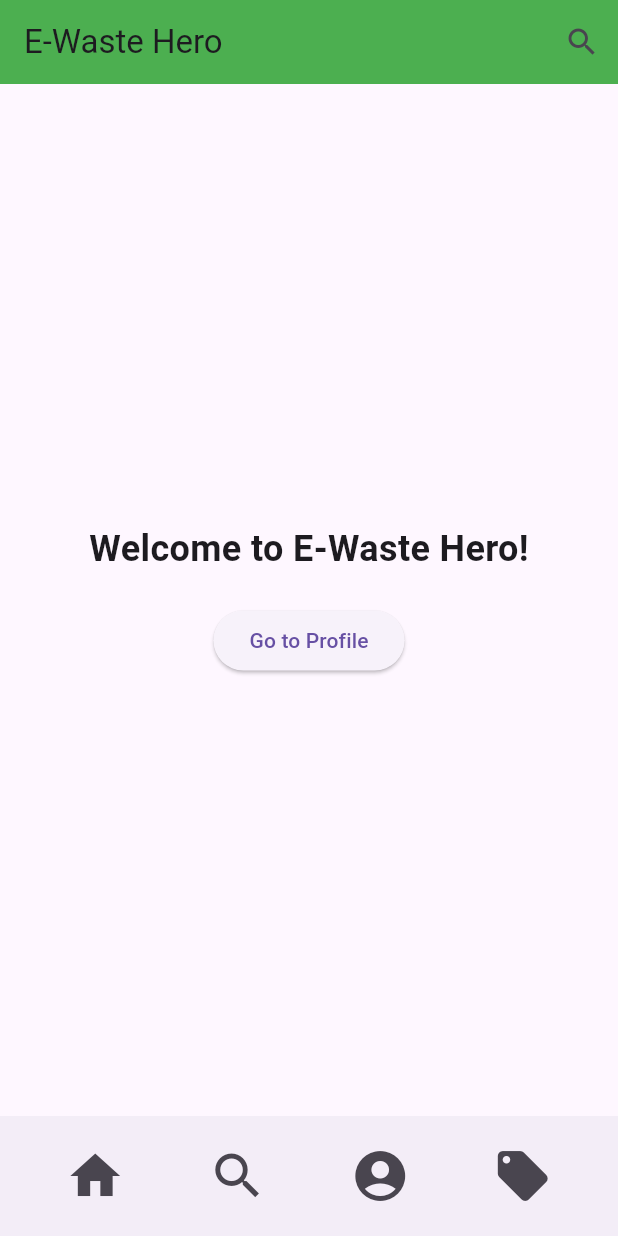
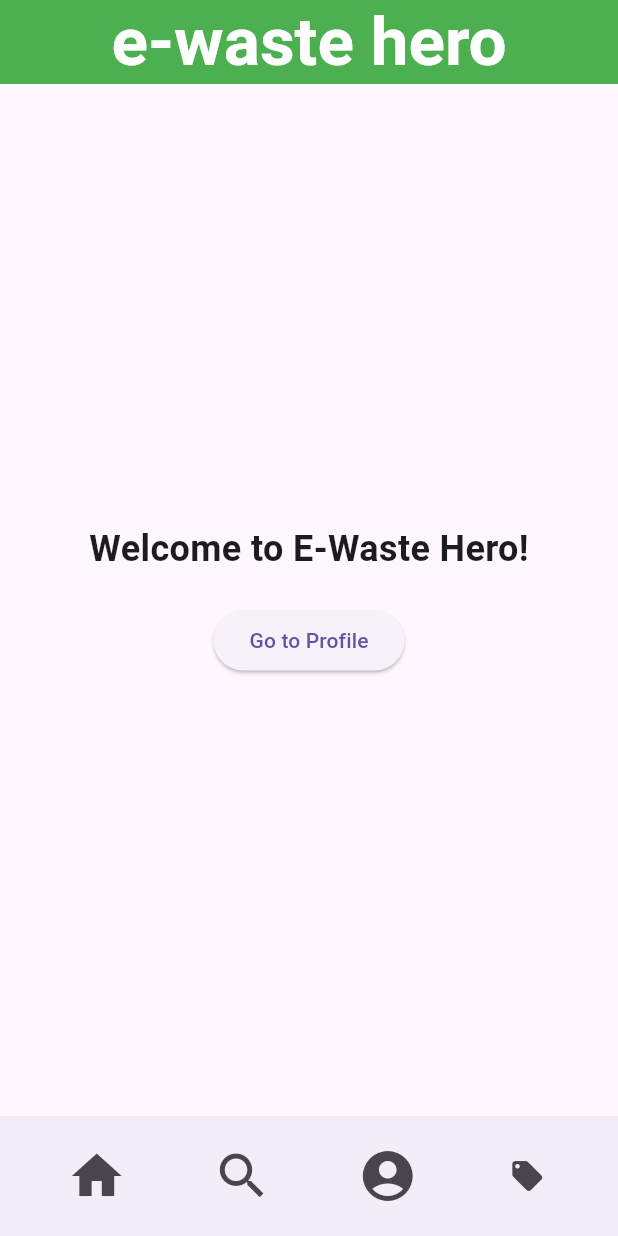
Before and after one commit to ivannimets/e-waste-hero, a Flutter app: the screen it shows after launch, on a phone screen of 412 x 824 dp. Run offline on Flutter 3.47's test engine with Material 3 defaults, Android fonts, the phone set to English and light mode, and no system bars.

Commit message:
Center home screen

```diff
--- a/ewastehero/lib/screens/base_screen.dart
+++ b/ewastehero/lib/screens/base_screen.dart
@@ -3,26 +3,29 @@ import 'package:flutter/material.dart';
 class BaseScreen extends StatelessWidget {
   final Widget body;
 
+  // Constructor accepts the body widget to customize content
   BaseScreen({required this.body});
 
   @override
   Widget build(BuildContext context) {
     return Scaffold(
       appBar: AppBar(
-        title: Text('E-Waste Hero'),
-        backgroundColor: Colors.green,
-        actions: [
-          IconButton(
-            icon: Icon(Icons.search),
-            onPressed: () {
-            },
+        title: Text(
+          'e-waste hero', // The app title
+          style: TextStyle(
+            fontSize: 45,
+            fontFamily: 'Roboto',
+            fontWeight: FontWeight.bold, // Makes the text bold
+            color: Colors.white, // Sets text color to white
           ),
-        ],
+        ),
+        backgroundColor: Colors.green, // The background color of the AppBar
+        centerTitle: true, // Centers the title in the AppBar
       ),
       body: SafeArea(
         child: Column(
           children: [
-            Expanded(child: body),
+            Expanded(child: body), // Accepts the dynamic body for each screen
           ],
         ),
       ),
@@ -32,26 +35,29 @@ class BaseScreen extends StatelessWidget {
           children: [
             IconButton(
               icon: Icon(Icons.home),
-              iconSize: 40.0,
+              iconSize: 40,
               onPressed: () {
+                // Navigate to home screen
               },
             ),
             IconButton(
               icon: Icon(Icons.search),
-              iconSize: 40.0,
+              iconSize: 40,
               onPressed: () {
+                // Navigate to search screen
               },
             ),
             IconButton(
               icon: Icon(Icons.account_circle),
-              iconSize: 40.0,
+              iconSize: 40,
               onPressed: () {
+                // Navigate to profile screen
               },
             ),
             IconButton(
               icon: Icon(Icons.local_offer),
-              iconSize: 40.0,
               onPressed: () {
+                // Navigate to rewards screen
               },
             ),
           ],
```
